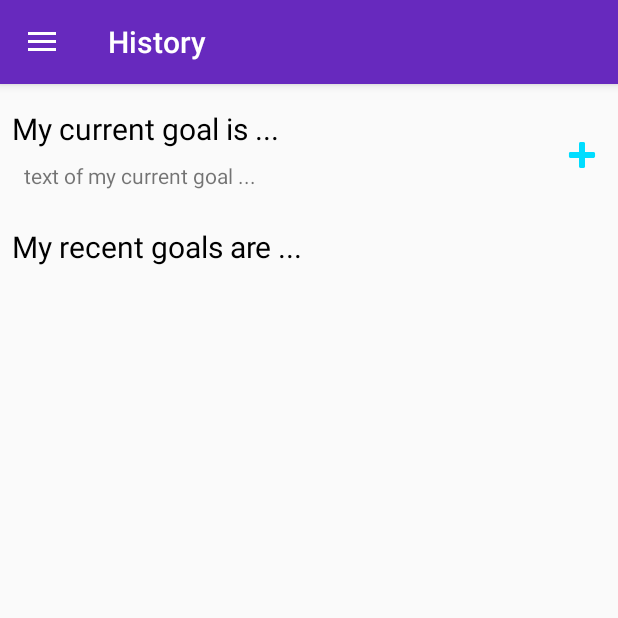
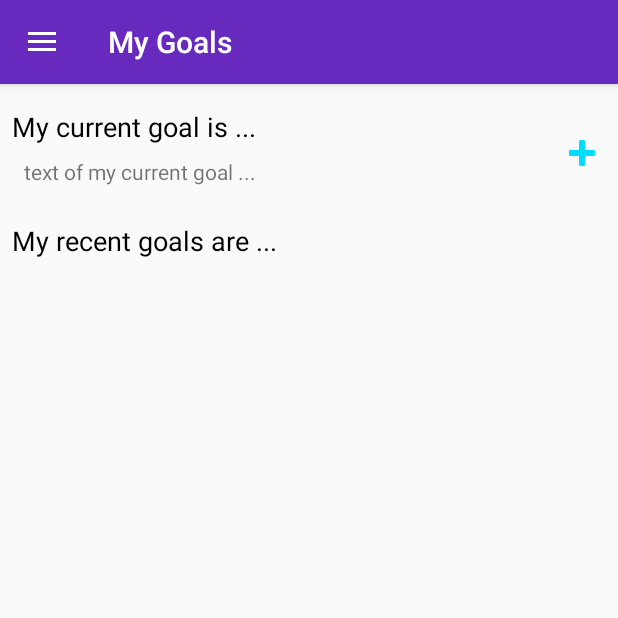
Before and after one commit to ebma/learning-companion, an Android app: the MainScreenFragment screen opened directly, with no data from a screen before it, in the side drawer, after a tap on "My Goals", on a phone screen of 412 x 824 dp, the top half of it. Run offline under Robolectric (Android 15) with nearby library versions, the phone set to English and light mode, and no system bars; our stand-ins replace Room's generated code; 4 statements that could not run were skipped.

Commit message:
some TextView sizes changed

```diff
--- a/app/src/main/java/de/htwberlin/learningcompanion/goaloverview/GoalOverviewFragment.kt
+++ b/app/src/main/java/de/htwberlin/learningcompanion/goaloverview/GoalOverviewFragment.kt
@@ -42,7 +42,7 @@ class GoalOverviewFragment : Fragment() {
     override fun onActivityCreated(savedInstanceState: Bundle?) {
         super.onActivityCreated(savedInstanceState)
 
-        setActivityTitle(getString(R.string.title_nav_menu_history))
+        setActivityTitle(getString(R.string.title_nav_menu_goal))
 
         viewModel = ViewModelProviders.of(this).get(GoalOverviewViewModel::class.java)
         viewModel.getGoals().observe(this, Observer<List<Goal>> { goals ->
--- a/app/src/main/java/de/htwberlin/learningcompanion/ui/GoalListAdapter.kt
+++ b/app/src/main/java/de/htwberlin/learningcompanion/ui/GoalListAdapter.kt
@@ -18,41 +18,8 @@ import org.jetbrains.anko.sdk27.coroutines.onClick
 
 class GoalListAdapter(private val goalDataSet: ArrayList<Goal>, val supportFragmentManager: FragmentManager) :
         RecyclerView.Adapter<GoalListAdapter.MyViewHolder>() {
-// class GoalListAdapter(private val goalDataSet: ArrayList<Goal>) : RecyclerView.Adapter<GoalListAdapter.MyViewHolder>() {
 
-    /*class MyViewHolder(val rootView: View) : RecyclerView.ViewHolder(rootView)
-
-
-    // Create new views (invoked by the layout manager)
-    override fun onCreateViewHolder(parent: ViewGroup, viewType: Int): GoalListAdapter.MyViewHolder {
-        // create a new rootView
-        val view = LayoutInflater.from(parent.context).inflate(R.layout.goal_list_item, parent, false) as View
-        return MyViewHolder(view)
-    }
-
-    override fun onBindViewHolder(holder: MyViewHolder, position: Int) {
-
-        holder.rootView.findViewById<TextView>(R.id.tv_goal).text = getGoalText(goalDataSet[position])
-
-        holder.rootView.findViewById<TextView>(R.id.tv_goal_duration).text = getGoalDurationText(goalDataSet[position])
-
-    }
-
-    private fun getGoalText(goal: Goal): String {
-        return goal.action.plus(goal.field).plus(goal.medium).plus(goal.amount)
-    }
-
-    private fun getGoalDurationText(goal: Goal): String {
-        return if (goal.durationInMin != null) {
-            "${goal.durationInMin} minutes"
-        } else {
-            "${goal.untilTimeStamp}"
-        }
-    }
-
-    override fun getItemCount() = goalDataSet.size*/
-
-    class MyViewHolder(val rootView: View, private val supportFragmentManager: FragmentManager) : RecyclerView.ViewHolder(rootView) {
+        class MyViewHolder(val rootView: View, private val supportFragmentManager: FragmentManager) : RecyclerView.ViewHolder(rootView) {
         private lateinit var goal: Goal
         private val tvGoal: TextView
         private val tvDuration: TextView
@@ -112,18 +79,6 @@ class GoalListAdapter(private val goalDataSet: ArrayList<Goal>, val supportFragm
         holder.bindGoal(goal)
     }
 
-    /*private fun getGoalText(goal: Goal): String {
-        return "${goal.action}, ${goal.field}, ${goal.medium}, ${goal.amount}"
-    }
-
-    private fun getGoalDurationText(goal: Goal): String {
-        return if (goal.durationInMin != null) {
-            "${goal.durationInMin} minutes"
-        } else {
-            "${goal.untilTimeStamp}"
-        }
-    }*/
-
     override fun getItemCount() = goalDataSet.size
 
 }
--- a/app/src/main/res/layout/fragment_goal_overview.xml
+++ b/app/src/main/res/layout/fragment_goal_overview.xml
@@ -19,7 +19,7 @@
             android:layout_marginTop="16dp"
             android:text="My current goal is ..."
             android:textColor="@color/black"
-            android:textSize="20sp"
+            android:textSize="18sp"
             app:layout_constraintStart_toStartOf="parent"
             app:layout_constraintTop_toTopOf="parent" />
 
@@ -61,7 +61,7 @@
         android:layout_marginTop="8dp"
         android:text="My recent goals are ..."
         android:textColor="@color/black"
-        android:textSize="20sp"
+        android:textSize="18sp"
         app:layout_constraintStart_toStartOf="parent"
         app:layout_constraintTop_toBottomOf="@+id/constraintLayout" />
 
--- a/app/src/main/res/layout/fragment_main_screen.xml
+++ b/app/src/main/res/layout/fragment_main_screen.xml
@@ -51,7 +51,7 @@
         android:background="@color/white"
         android:padding="16dp"
         android:textColor="@color/black"
-        android:textSize="20sp"
+        android:textSize="15sp"
         app:layout_constraintBottom_toTopOf="@+id/guideline"
         app:layout_constraintEnd_toEndOf="parent"
         app:layout_constraintStart_toStartOf="parent"
--- a/app/src/main/res/layout/fragment_my_place.xml
+++ b/app/src/main/res/layout/fragment_my_place.xml
@@ -65,7 +65,7 @@
         android:layout_height="wrap_content"
         android:layout_marginStart="16dp"
         android:text="Name"
-        android:textSize="26sp"
+        android:textSize="20sp"
         app:layout_constraintBottom_toTopOf="@+id/btn_set_address"
         app:layout_constraintStart_toStartOf="parent"
         app:layout_constraintTop_toBottomOf="@+id/cl_image" />
@@ -106,7 +106,7 @@
         android:focusable="false"
         android:singleLine="false"
         android:textAlignment="center"
-        android:textSize="20sp"
+        android:textSize="16sp"
         app:layout_constraintBottom_toTopOf="@+id/btn_save"
         app:layout_constraintEnd_toEndOf="parent"
         app:layout_constraintTop_toBottomOf="@+id/et_name" />
--- a/app/src/main/res/layout/fragment_place_overview.xml
+++ b/app/src/main/res/layout/fragment_place_overview.xml
@@ -39,7 +39,7 @@
             android:layout_marginTop="8dp"
             android:text="My current place is ..."
             android:textColor="@color/textcolor_black"
-            android:textSize="22sp"
+            android:textSize="18sp"
             app:layout_constraintStart_toStartOf="parent"
             app:layout_constraintTop_toTopOf="parent" />
 
@@ -53,7 +53,7 @@
             android:layout_marginBottom="16dp"
             android:text="..."
             android:textAlignment="center"
-            android:textSize="20sp"
+            android:textSize="16sp"
             app:layout_constraintBottom_toBottomOf="parent"
             app:layout_constraintEnd_toStartOf="@+id/btn_new_place"
             app:layout_constraintStart_toStartOf="parent"
--- a/app/src/main/res/values/strings.xml
+++ b/app/src/main/res/values/strings.xml
@@ -18,7 +18,6 @@
     <string name="yes">Yes</string>
 
     <string name="select_time">Select Time</string>
-
 
     <string name="hello_blank_fragment">Hello blank fragment</string>
     <string name="goal_with_help_info_title">You choose to set a goal with help...</string>
@@ -44,4 +43,5 @@
     <string name="title_nav_menu_help">Help</string>
 
 
+
 </resources>
```
Also changed, not shown: app/src/main/res/layout/activity_welcome.xml (+3 -4 lines).
